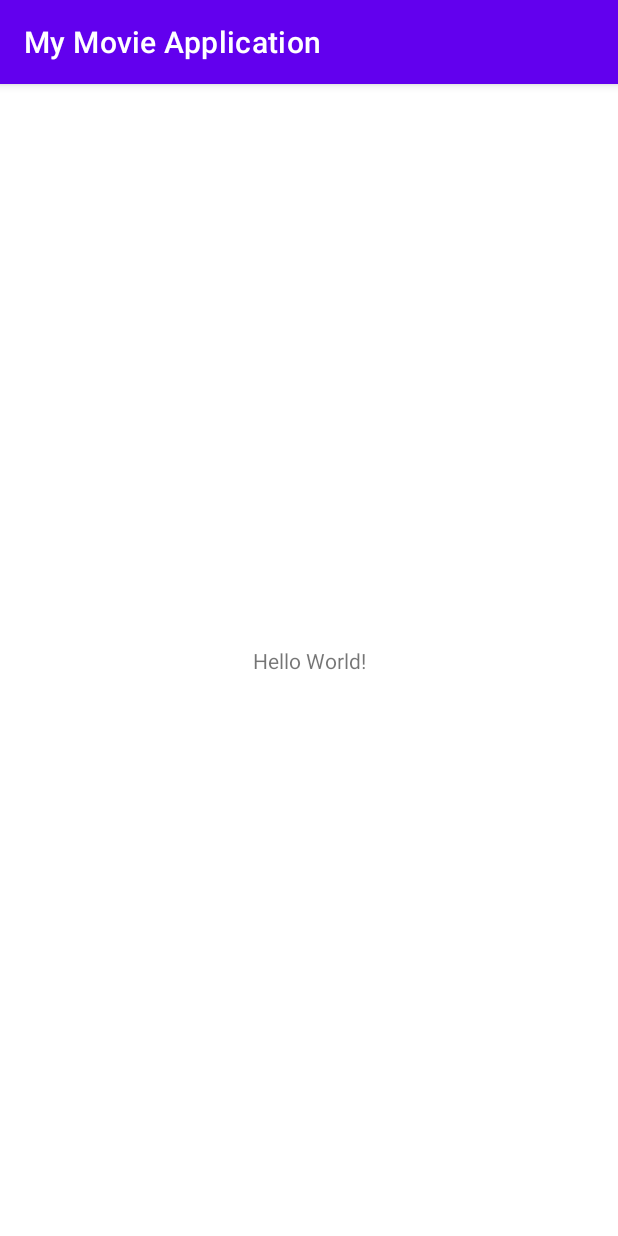
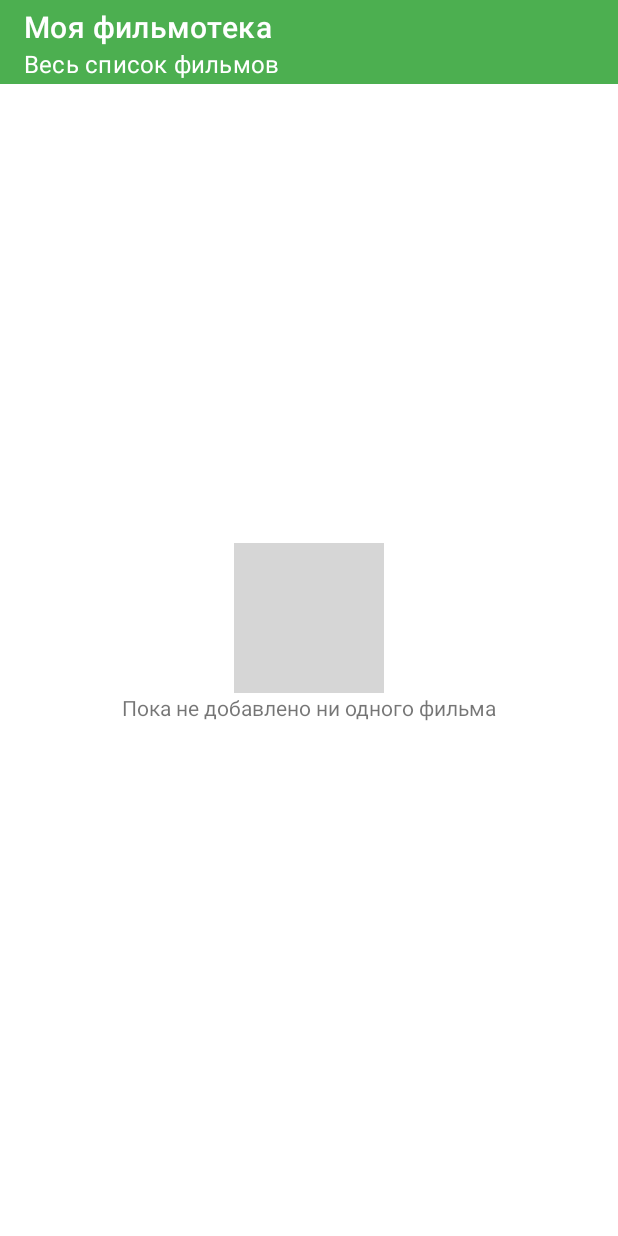
Before and after one commit to tosvt/AndroidMovieApplication, an Android app: the screen it shows after launch (MainActivity), on a phone screen of 412 x 824 dp. Run offline under Robolectric (Android 15) with nearby library versions, the phone set to English and light mode, and no system bars; our stand-ins replace Dagger/Hilt's generated code; grey boxes are pictures that could not be loaded.

Commit message:
added layouts design

```diff
--- a/app/src/main/res/layout/activity_main.xml
+++ b/app/src/main/res/layout/activity_main.xml
@@ -6,13 +6,81 @@
     android:layout_height="match_parent"
     tools:context=".ui.MainActivity">
 
-    <TextView
-        android:layout_width="wrap_content"
-        android:layout_height="wrap_content"
-        android:text="Hello World!"
+    <com.google.android.material.appbar.MaterialToolbar
+        android:id="@+id/mainToolbar"
+        android:layout_width="0dp"
+        android:layout_height="?attr/actionBarSize"
+        android:background="#4CAF50"
+        app:layout_constraintTop_toTopOf="parent"
+        app:layout_constraintStart_toStartOf="parent"
+        app:layout_constraintEnd_toEndOf="parent"
+        app:menu="@menu/menu_toolbar"
+        app:title="Моя фильмотека"
+        app:titleTextColor="@color/white"
+        app:subtitle="Весь список фильмов"
+        app:subtitleTextColor="@color/white" />
+
+    <androidx.constraintlayout.widget.ConstraintLayout
+        android:id="@+id/list"
+        android:layout_width="match_parent"
+        android:layout_height="0dp"
+        app:layout_constraintTop_toBottomOf="@id/mainToolbar"
+        app:layout_constraintStart_toStartOf="parent"
+        app:layout_constraintBottom_toBottomOf="parent">
+
+        <androidx.recyclerview.widget.RecyclerView
+            android:id="@+id/rvMovies"
+            android:layout_width="match_parent"
+            android:layout_height="match_parent"
+            app:layout_constraintTop_toTopOf="parent"
+            app:layout_constraintStart_toStartOf="parent"
+            />
+
+
+
+    </androidx.constraintlayout.widget.ConstraintLayout>
+
+    <FrameLayout
+        android:id="@+id/fragment_container"
+        android:layout_width="match_parent"
+        android:layout_height="match_parent" />
+
+<!--    <com.google.android.material.floatingactionbutton.FloatingActionButton-->
+<!--        android:id="@+id/btnShowFragment"-->
+<!--        android:layout_width="wrap_content"-->
+<!--        android:layout_height="wrap_content"-->
+<!--        android:src="@drawable/baseline_add_circle_24"-->
+<!--        android:layout_margin="16dp"-->
+<!--        app:tint="@color/white"-->
+<!--        app:backgroundTint="#4CAF50"-->
+<!--        app:layout_constraintEnd_toEndOf="parent"-->
+<!--        app:layout_constraintBottom_toBottomOf="parent"-->
+<!--        android:contentDescription="TODO" />-->
+
+<!--    если элементов нет-->
+    <androidx.constraintlayout.widget.ConstraintLayout
+        android:id="@+id/empty"
+        android:layout_width="match_parent"
+        android:layout_height="match_parent"
+        app:layout_constraintTop_toBottomOf="@id/mainToolbar"
+        app:layout_constraintStart_toStartOf="parent"
+        app:layout_constraintBottom_toBottomOf="parent">
+        <include
+            layout="@layout/empty_layout" />
+    </androidx.constraintlayout.widget.ConstraintLayout>
+
+    <ProgressBar
+        android:id="@+id/progressBar"
+        android:layout_width="30dp"
+        android:layout_height="30dp"
+        android:backgroundTint="#4CAF50"
+        android:progressBackgroundTint="#4CAF50"
         app:layout_constraintBottom_toBottomOf="parent"
         app:layout_constraintEnd_toEndOf="parent"
         app:layout_constraintStart_toStartOf="parent"
         app:layout_constraintTop_toTopOf="parent" />
 
+
+
+
 </androidx.constraintlayout.widget.ConstraintLayout>
--- /dev/null
+++ b/app/src/main/res/layout/empty_layout.xml
@@ -0,0 +1,25 @@
+<?xml version="1.0" encoding="utf-8"?>
+<androidx.constraintlayout.widget.ConstraintLayout xmlns:android="http://schemas.android.com/apk/res/android"
+    xmlns:app="http://schemas.android.com/apk/res-auto"
+    android:layout_width="match_parent"
+    android:layout_height="match_parent">
+
+    <ImageView
+        android:id="@+id/emptyImg"
+        android:layout_width="100dp"
+        android:layout_height="100dp"
+        android:src="@drawable/baseline_local_movies_24"
+        app:layout_constraintBottom_toBottomOf="parent"
+        app:layout_constraintEnd_toEndOf="parent"
+        app:layout_constraintStart_toStartOf="parent"
+        app:layout_constraintTop_toTopOf="parent" />
+
+    <TextView
+        android:layout_width="wrap_content"
+        android:layout_height="wrap_content"
+        android:text="Пока не добавлено ни одного фильма"
+        app:layout_constraintEnd_toEndOf="parent"
+        app:layout_constraintStart_toStartOf="parent"
+        app:layout_constraintTop_toBottomOf="@+id/emptyImg" />
+
+</androidx.constraintlayout.widget.ConstraintLayout>
--- a/app/src/main/res/values-night/themes.xml
+++ b/app/src/main/res/values-night/themes.xml
@@ -1,6 +1,6 @@
 <resources xmlns:tools="http://schemas.android.com/tools">
     <!-- Base application theme. -->
-    <style name="Theme.MyMovieApplication" parent="Theme.MaterialComponents.DayNight.DarkActionBar">
+    <style name="Theme.MyMovieApplication" parent="Theme.MaterialComponents.DayNight.NoActionBar">
         <!-- Primary brand color. -->
         <item name="colorPrimary">@color/purple_200</item>
         <item name="colorPrimaryVariant">@color/purple_700</item>
--- a/app/src/main/res/values/strings.xml
+++ b/app/src/main/res/values/strings.xml
@@ -1,3 +1,8 @@
 <resources>
     <string name="app_name">My Movie Application</string>
+    <string name="Search">Поиск</string>
+    <string name="sort">Отсортировать</string>
+    <string name="deleteAll">Удалить все</string>
+    <!-- TODO: Remove or change this placeholder text -->
+    <string name="hello_blank_fragment">Hello blank fragment</string>
 </resources>
--- /dev/null
+++ b/app/src/main/res/values/styles.xml
@@ -0,0 +1,6 @@
+<?xml version="1.0" encoding="utf-8"?>
+<resources>
+
+    <style name="RoundedImageView">
+        <![CDATA[<item name="cornerFamily">rounded</item>         <item name="cornerSize">10dp</item>]]></style>
+</resources>
--- a/app/src/main/res/values/themes.xml
+++ b/app/src/main/res/values/themes.xml
@@ -1,6 +1,6 @@
 <resources xmlns:tools="http://schemas.android.com/tools">
     <!-- Base application theme. -->
-    <style name="Theme.MyMovieApplication" parent="Theme.MaterialComponents.DayNight.DarkActionBar">
+    <style name="Theme.MyMovieApplication" parent="Theme.MaterialComponents.DayNight.NoActionBar">
         <!-- Primary brand color. -->
         <item name="colorPrimary">@color/purple_500</item>
         <item name="colorPrimaryVariant">@color/purple_700</item>
@@ -11,6 +11,7 @@
         <item name="colorOnSecondary">@color/black</item>
         <!-- Status bar color. -->
         <item name="android:statusBarColor">?attr/colorPrimaryVariant</item>
+<!--        <item name="android:theme">@style/Theme.AppCompat.NoActionBar</item>-->
         <!-- Customize your theme here. -->
     </style>
 </resources>
```
Also changed, not shown: app/src/main/res/layout/activity_items.xml (added, +136 -0 lines), app/src/main/res/layout/fragment_add_movie.xml (added, +209 -0 lines).
